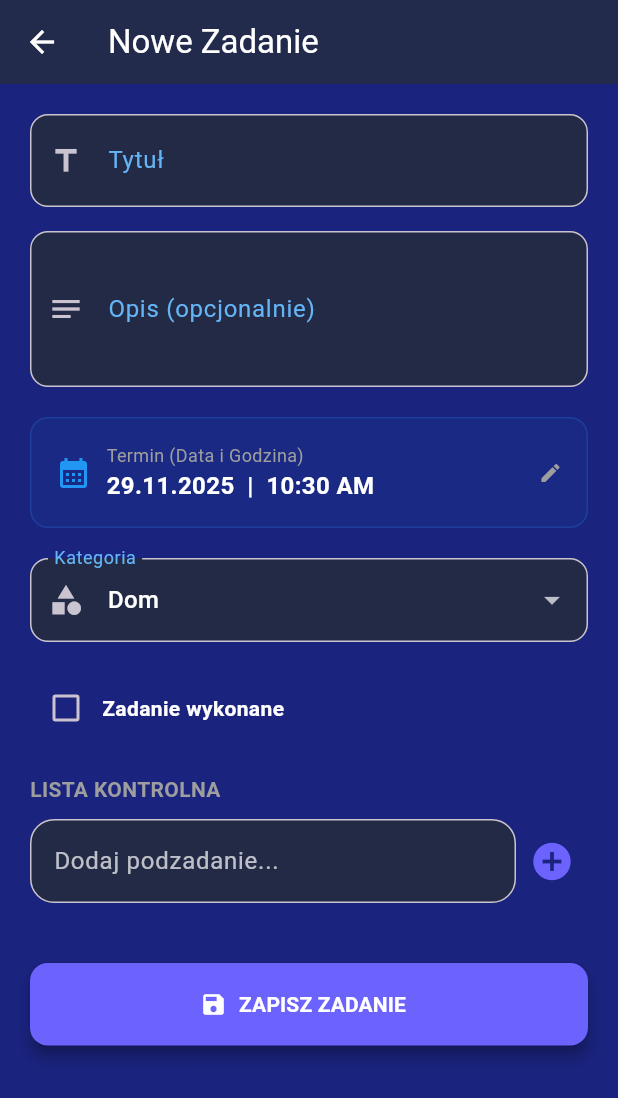
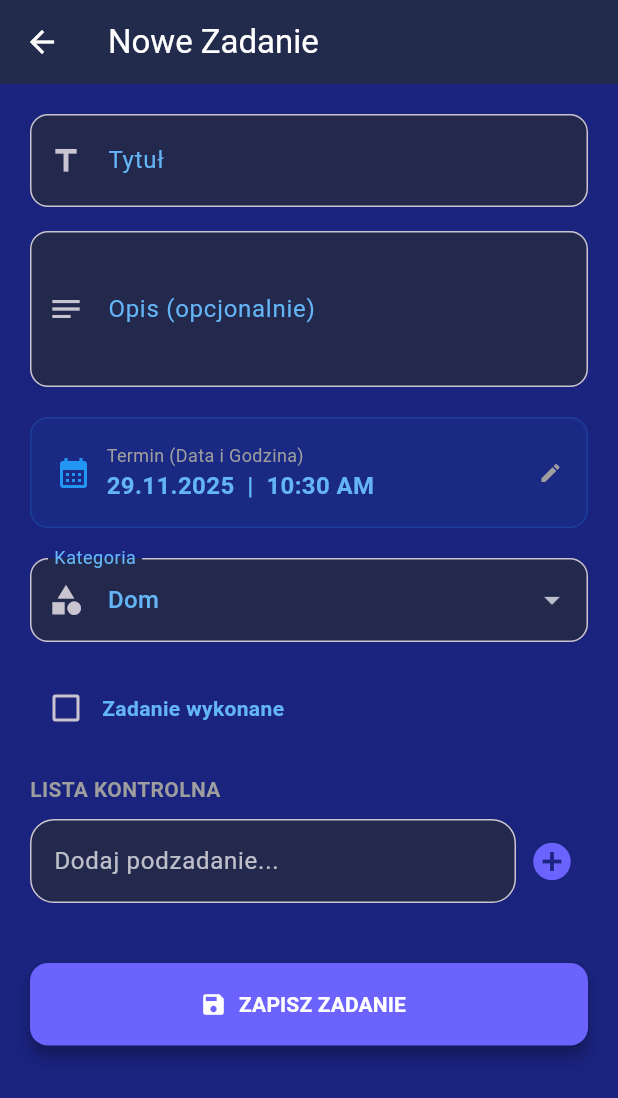
Before and after one commit to Geshura/midaplaner, a Flutter app: the screen it shows after launch, after a tap on "Dodaj zadanie", on a phone screen of 412 x 824 dp. Shown: the top 1098 px of the screen. Run offline on Flutter 3.47's test engine with Material 3 defaults, Android fonts, the light colour scheme and no system bars.

Commit message:
Update main.dart

```diff
--- a/midaplaner_flutter/lib/main.dart
+++ b/midaplaner_flutter/lib/main.dart
@@ -65,23 +65,23 @@ class PlanerAplikacja extends StatelessWidget {
     return MaterialApp(
       title: 'MiDaPlaner',
       theme: ThemeData.dark().copyWith(
-        scaffoldBackgroundColor: const Color(0xFF181C2F), // ciemny granat
-        primaryColor: const Color(0xFF3949AB), // fiolet granatowy
+        scaffoldBackgroundColor: const Color(0xFF20243A), // główny granat
+        primaryColor: const Color(0xFF283593), // fiolet granatowy
         colorScheme: ThemeData.dark().colorScheme.copyWith(
-          primary: const Color(0xFF3949AB),
+          primary: const Color(0xFF283593),
           secondary: const Color(0xFF64B5F6), // jasny błękit
-          surface: const Color(0xFF232A45),
+          surface: const Color(0xFF23284D),
         ),
         appBarTheme: const AppBarTheme(
-          backgroundColor: Color(0xFF232A45),
-          foregroundColor: Colors.white,
+          backgroundColor: Color(0xFF23284D),
+          foregroundColor: Color(0xFF64B5F6),
           elevation: 4,
           shadowColor: Color(0xFF101325),
         ),
         elevatedButtonTheme: ElevatedButtonThemeData(
           style: ElevatedButton.styleFrom(
-            backgroundColor: Color(0xFF3949AB),
-            foregroundColor: Colors.white,
+            backgroundColor: Color(0xFF283593),
+            foregroundColor: Color(0xFF64B5F6),
             shape: RoundedRectangleBorder(borderRadius: BorderRadius.all(Radius.circular(16))),
             elevation: 4,
             shadowColor: Color(0xFF101325),
@@ -89,20 +89,20 @@ class PlanerAplikacja extends StatelessWidget {
         ),
         inputDecorationTheme: const InputDecorationTheme(
           filled: true,
-          fillColor: Color(0xFF232A45),
+          fillColor: Color(0xFF23284D),
           border: OutlineInputBorder(borderRadius: BorderRadius.all(Radius.circular(16))),
           labelStyle: TextStyle(color: Color(0xFF64B5F6)),
           hintStyle: TextStyle(color: Colors.white70),
         ),
         cardTheme: const CardThemeData(
-          color: Color(0xFF232A45),
+          color: Color(0xFF23284D),
           elevation: 6,
           shadowColor: Color(0xFF101325),
           shape: RoundedRectangleBorder(borderRadius: BorderRadius.all(Radius.circular(18))),
         ),
         textTheme: ThemeData.dark().textTheme.apply(
-          bodyColor: Colors.white,
-          displayColor: Colors.white,
+          bodyColor: Color(0xFF64B5F6),
+          displayColor: Color(0xFF64B5F6),
         ),
       ),
       home: const ListaZadanEkran(),
@@ -402,10 +402,10 @@ class ListaZadanEkran extends StatelessWidget {
   Widget build(BuildContext context) {
     final zadania = context.watch<PlanerProvider>().zadania;
     return Scaffold(
-      backgroundColor: const Color(0xFF181C2F),
+      backgroundColor: const Color(0xFF20243A),
       appBar: AppBar(
-        title: const Text('MiDaPlaner', style: TextStyle(fontWeight: FontWeight.bold, color: Color(0xFF64B5F6))),
-        backgroundColor: const Color(0xFF232A45),
+        title: const Text('MiDaPlaner', style: TextStyle(fontWeight: FontWeight.bold)),
+        backgroundColor: const Color(0xFF23284D),
         elevation: 4,
         iconTheme: const IconThemeData(color: Color(0xFF64B5F6)),
       ),
@@ -430,8 +430,8 @@ class ListaZadanEkran extends StatelessWidget {
             ),
       floatingActionButton: FloatingActionButton.extended(
         backgroundColor: const Color(0xFF64B5F6),
-        icon: const Icon(Icons.add, color: Color(0xFF232A45)),
-        label: const Text('Dodaj zadanie', style: TextStyle(color: Color(0xFF232A45), fontWeight: FontWeight.bold)),
+        icon: const Icon(Icons.add, color: Color(0xFF23284D)),
+        label: const Text('Dodaj zadanie', style: TextStyle(color: Color(0xFF23284D), fontWeight: FontWeight.bold)),
         onPressed: () => Navigator.push(context, MaterialPageRoute(builder: (_) => const FormularzZadaniaEkran())),
       ),
     );
```
